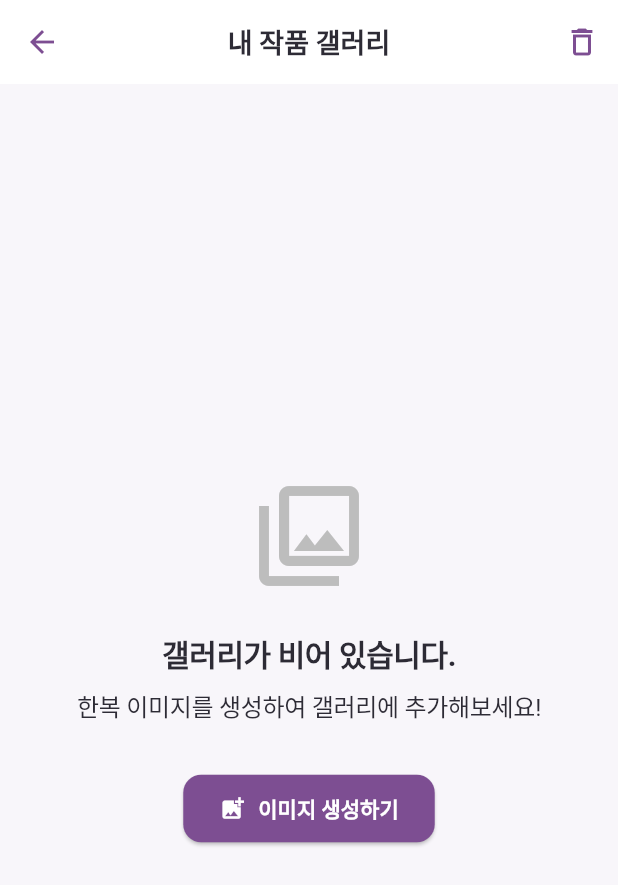
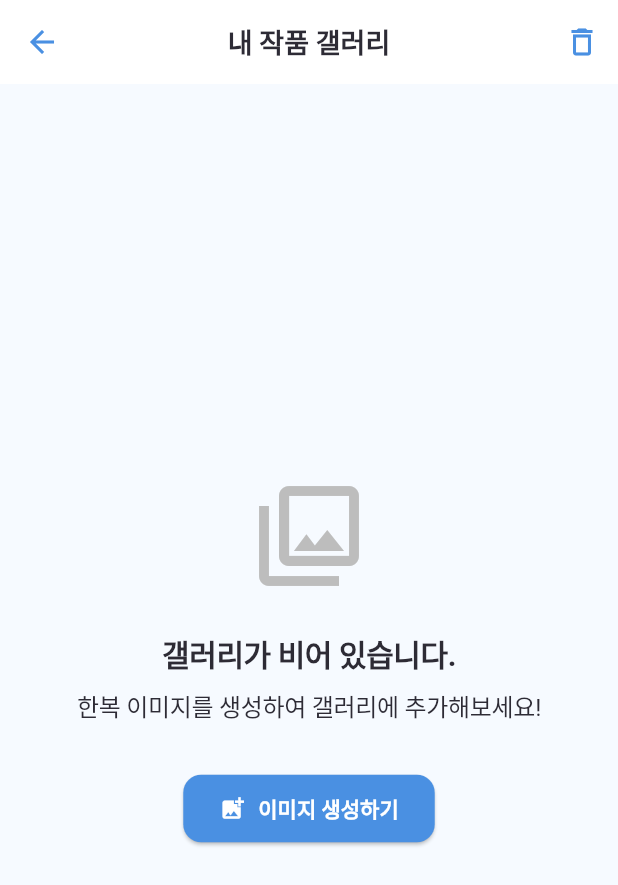
Before and after one commit to boctory/hanbok, a Flutter app: the GalleryScreen screen opened directly, on a phone screen of 412 x 824 dp. Shown: the top 885 px of the screen. Run offline on Flutter 3.47's test engine with Material 3 defaults, Android fonts, the phone set to English and light mode, and no system bars; our stand-ins replace cached_network_image, flutter_dotenv, flutter_spinkit, gallery_saver, image_picker, permission_handler and 4 more; missing offline and left inert: flutter_facebook_auth; accounts and stored records are empty; network calls fail; Roboto replaces fonts that are missing (NotoSansKR).

Commit message:
색상 테마를 보라색에서 하늘색으로 변경

```diff
--- a/lib/constants/app_constants.dart
+++ b/lib/constants/app_constants.dart
@@ -4,11 +4,11 @@ class AppConstants {
   // App Name
   static const String appName = "한복 AI";
 
-  // Colors - 모던한 테마로 업데이트
-  static const Color primaryColor = Color(0xFF7D4E92); // Modern purple (한복 보라색)
-  static const Color secondaryColor = Color(0xFFE76F8B); // Soft pink (분홍색)
-  static const Color accentColor = Color(0xFF4A6FD4); // Blue accent (파란색 강조)
-  static const Color backgroundColor = Color(0xFFF8F6FA); // Light background
+  // Colors - 하늘색 테마로 업데이트
+  static const Color primaryColor = Color(0xFF4A90E2); // Sky blue (하늘색)
+  static const Color secondaryColor = Color(0xFF5FCBEF); // Light blue (밝은 하늘색)
+  static const Color accentColor = Color(0xFF2D78C8); // Darker blue (진한 하늘색)
+  static const Color backgroundColor = Color(0xFFF6FAFF); // Very light blue background
   static const Color cardColor = Color(0xFFFFFFFF); // Card background
   static const Color textColor = Color(0xFF2D2B35); // Dark text
   static const Color lightTextColor = Color(0xFF8F8D96); // Light text
```
